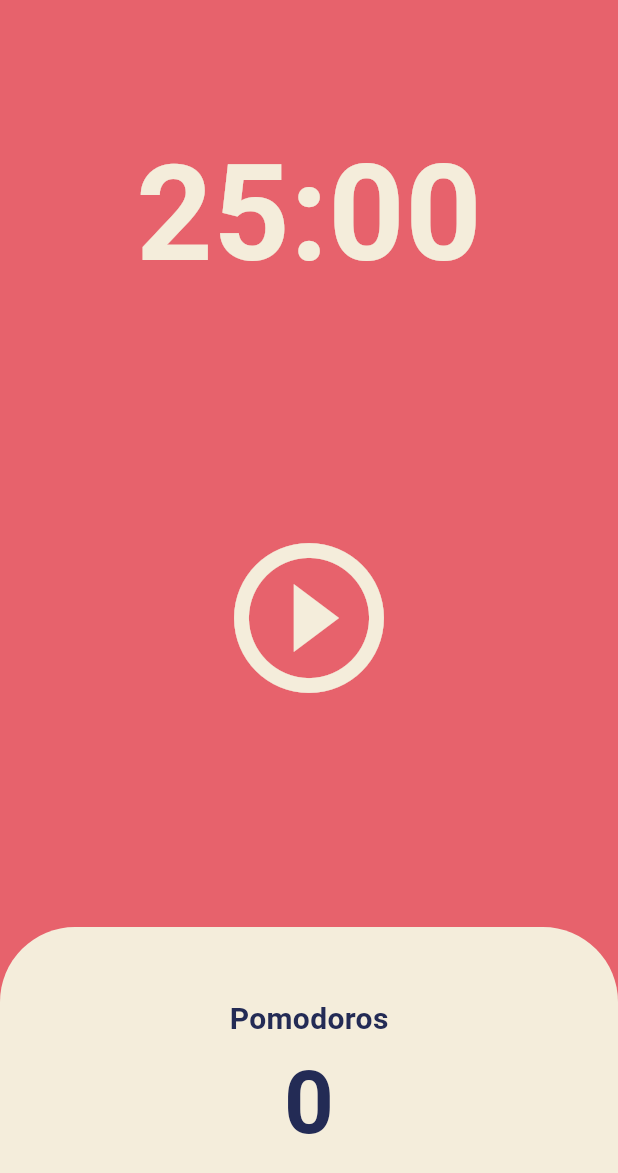
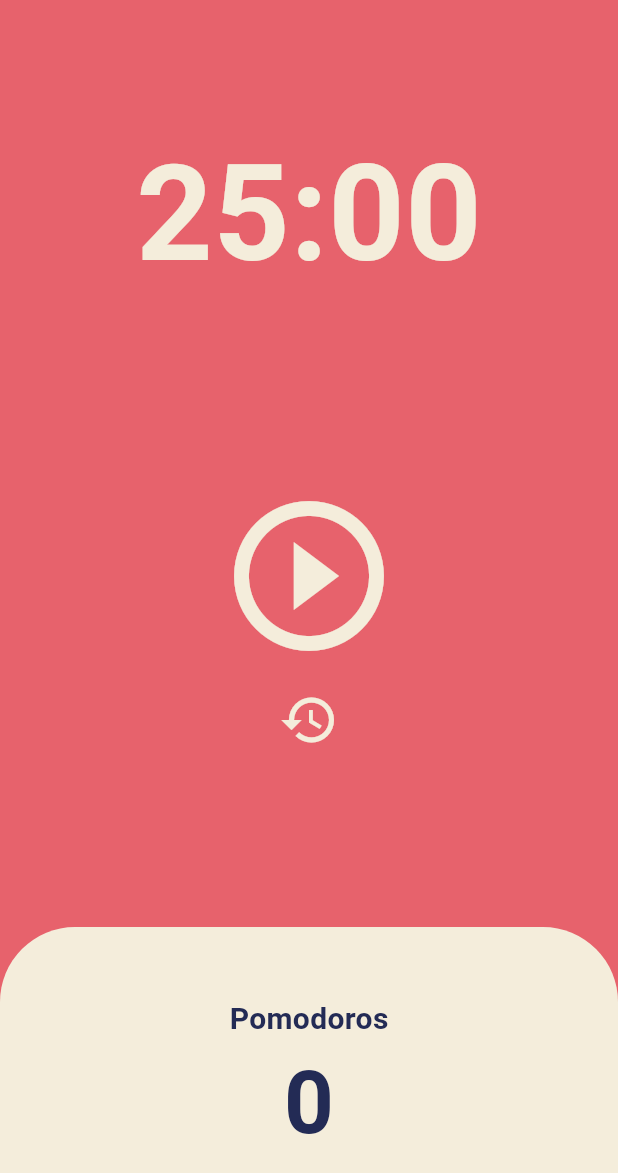
Before and after one commit to FPtrevi/studyFlutter, a Flutter app: the screen it shows after launch, on a phone screen of 412 x 824 dp. Shown: the top 1173 px of the screen. Run offline on Flutter 3.47's test engine with Material 3 defaults, Android fonts, the phone set to English and light mode, and no system bars.

Commit message:
Code Challenge

```diff
--- a/lib/screens/home_screen.dart
+++ b/lib/screens/home_screen.dart
@@ -45,6 +45,14 @@ class _HomeScreenState extends State<HomeScreen> {
     });
   }
 
+  void resetPressed() {
+    timer.cancel();
+    setState(() {
+      isRunning = false;
+      totalSeconds = twentyFiveMinutes;
+    });
+  }
+
   String format(int seconds) {
     var duration = Duration(seconds: seconds);
 
@@ -74,13 +82,24 @@ class _HomeScreenState extends State<HomeScreen> {
           Flexible(
             flex: 2,
             child: Center(
-              child: IconButton(
+              child: Column(
+                mainAxisAlignment: MainAxisAlignment.center,
+                children: [
+                  IconButton(
                     iconSize: 120,
                     color: Theme.of(context).cardColor,
                     onPressed: isRunning ? onPausePressed : onStartPressed,
                     icon: Icon(isRunning
                         ? Icons.pause_circle_outline
                         : Icons.play_circle_outline),
+                  ),
+                  IconButton(
+                    iconSize: 40,
+                    color: Theme.of(context).cardColor,
+                    onPressed: resetPressed,
+                    icon: const Icon(Icons.restore_outlined),
+                  )
+                ],
               ),
             ),
           ),
```
Lines whose indentation alone changed are shown as unchanged.
